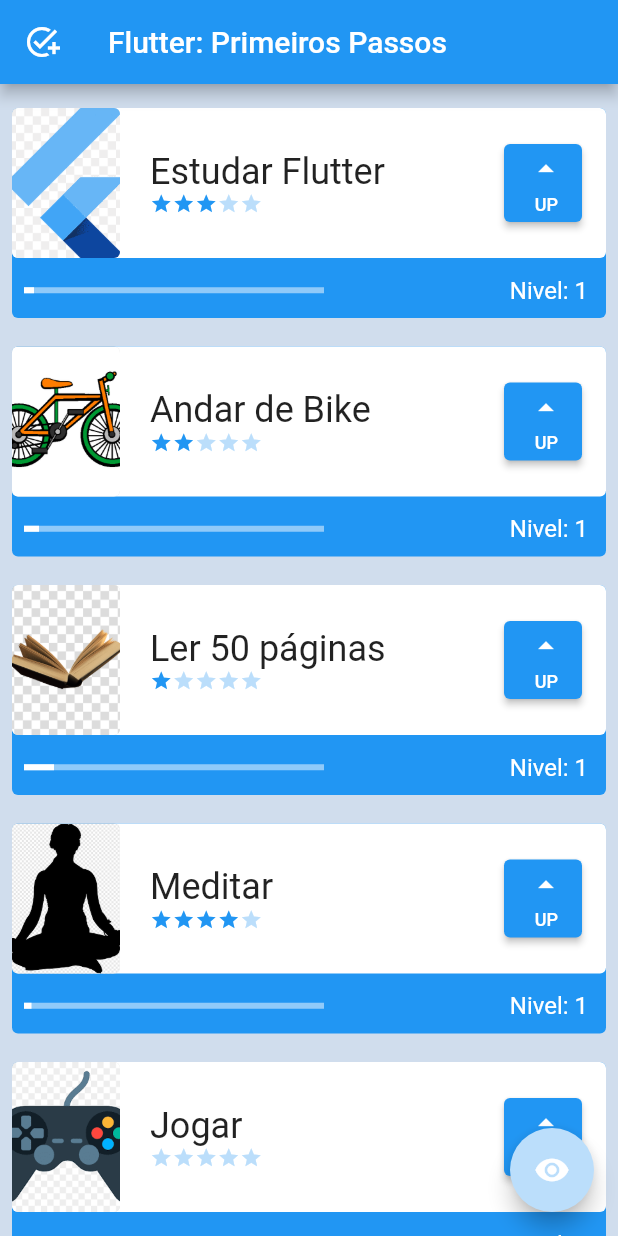
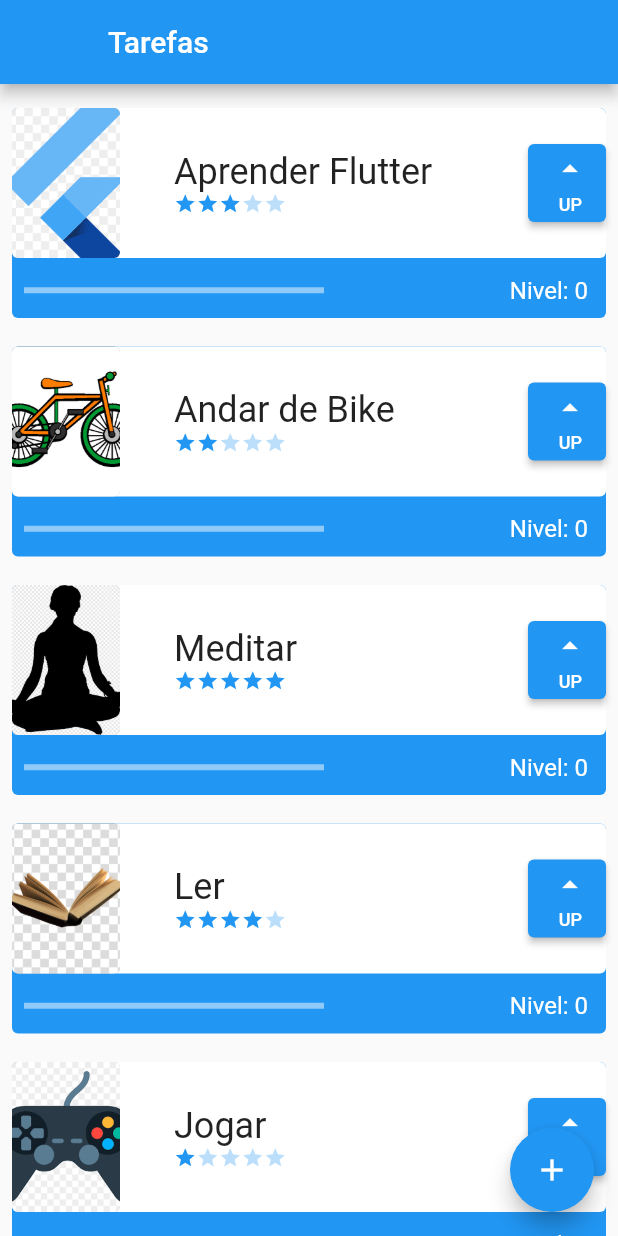
Before and after one commit to Falleiro/alura_flutter, a Flutter app: the screen it shows after launch, on a phone screen of 412 x 824 dp. Run offline on Flutter 3.47's test engine with Material 2 defaults, Android fonts, the phone set to English and light mode, and no system bars.

```diff
--- a/project/lib/components/difficulty.dart
+++ b/project/lib/components/difficulty.dart
@@ -2,32 +2,44 @@
 import 'package:flutter/material.dart';
 
 class Difficulty extends StatelessWidget {
-  final int dificulty;
 
-  const Difficulty(this.dificulty, {Key? key}) : super(key: key);
+  final int dificultyLevel;
+
+  const Difficulty({
+    required this.dificultyLevel,
+    Key? key,
+  }) : super(key: key);
 
   @override
   Widget build(BuildContext context) {
-    return Container(
-      child: Row(
+    return Row(
       children: [
-          Icon(Icons.star,
+        Icon(
+          Icons.star,
           size: 15,
-              color: (dificulty >= 1) ? Colors.blue : Colors.blue[100]),
-          Icon(Icons.star,
+          color: (dificultyLevel >= 1) ? Colors.blue : Colors.blue[100],
+        ),
+        Icon(
+          Icons.star,
           size: 15,
-              color: (dificulty >= 2) ? Colors.blue : Colors.blue[100]),
-          Icon(Icons.star,
+          color: (dificultyLevel >= 2) ? Colors.blue : Colors.blue[100],
+        ),
+        Icon(
+          Icons.star,
           size: 15,
-              color: (dificulty >= 3) ? Colors.blue : Colors.blue[100]),
-          Icon(Icons.star,
+          color: (dificultyLevel >= 3) ? Colors.blue : Colors.blue[100],
+        ),
+        Icon(
+          Icons.star,
           size: 15,
-              color: (dificulty >= 4) ? Colors.blue : Colors.blue[100]),
-          Icon(Icons.star,
+          color: (dificultyLevel >= 4) ? Colors.blue : Colors.blue[100],
+        ),
+        Icon(
+          Icons.star,
           size: 15,
-              color: (dificulty >= 5) ? Colors.blue : Colors.blue[100]),
+          color: (dificultyLevel >= 5) ? Colors.blue : Colors.blue[100],
+        ),
       ],
-      ),
     );
   }
 }
--- /dev/null
+++ b/project/lib/components/task.dart
@@ -0,0 +1,140 @@
+import 'package:flutter/material.dart';
+import 'package:project/components/difficulty.dart';
+
+class Task extends StatefulWidget {
+  final String nome;
+  final String foto;
+  final int dificuldade;
+
+  Task(this.nome, this.foto, this.dificuldade, {Key? key}) : super(key: key);
+
+  int nivel = 0;
+
+  @override
+  State<Task> createState() => _TaskState();
+}
+
+class _TaskState extends State<Task> {
+  bool assetOrNetwork() {
+    if (widget.foto.contains('http')) {
+      return false;
+    }
+    return true;
+  }
+
+  @override
+  Widget build(BuildContext context) {
+    return Padding(
+      padding: const EdgeInsets.all(8.0),
+      child: Stack(
+        children: [
+          Container(
+            decoration: BoxDecoration(
+                borderRadius: BorderRadius.circular(4), color: Colors.blue),
+            height: 140,
+          ),
+          Column(
+            children: [
+              Container(
+                decoration: BoxDecoration(
+                  borderRadius: BorderRadius.circular(4),
+                  color: Colors.white,
+                ),
+                height: 100,
+                child: Row(
+                  mainAxisAlignment: MainAxisAlignment.spaceBetween,
+                  children: [
+                    Container(
+                      decoration: BoxDecoration(
+                        borderRadius: BorderRadius.circular(4),
+                        color: Colors.black26,
+                      ),
+                      width: 72,
+                      height: 100,
+                      child: ClipRRect(
+                        borderRadius: BorderRadius.circular(4),
+                        child: assetOrNetwork()
+                            ? Image.asset(
+                                widget.foto,
+                                fit: BoxFit.cover,
+                              )
+                            : Image.network(
+                                widget.foto,
+                                fit: BoxFit.cover,
+                              ),
+                      ),
+                    ),
+                    Column(
+                      mainAxisAlignment: MainAxisAlignment.center,
+                      crossAxisAlignment: CrossAxisAlignment.start,
+                      children: [
+                        SizedBox(
+                            width: 200,
+                            child: Text(
+                              widget.nome,
+                              style: const TextStyle(
+                                fontSize: 24,
+                                overflow: TextOverflow.ellipsis,
+                              ),
+                            )),
+                        Difficulty(
+                          dificultyLevel: widget.dificuldade,
+                        ),
+                      ],
+                    ),
+                    SizedBox(
+                      height: 52,
+                      width: 52,
+                      child: ElevatedButton(
+                          onPressed: () {
+                            setState(() {
+                              widget.nivel++;
+                            });
+                            // print(nivel);
+                          },
+                          child: Column(
+                            mainAxisAlignment: MainAxisAlignment.spaceEvenly,
+                            crossAxisAlignment: CrossAxisAlignment.end,
+                            children: const [
+                              Icon(Icons.arrow_drop_up),
+                              Text(
+                                'UP',
+                                style: TextStyle(fontSize: 12),
+                              )
+                            ],
+                          )),
+                    )
+                  ],
+                ),
+              ),
+              Row(
+                mainAxisAlignment: MainAxisAlignment.spaceBetween,
+                children: [
+                  Padding(
+                    padding: const EdgeInsets.all(8),
+                    child: SizedBox(
+                      child: LinearProgressIndicator(
+                        color: Colors.white,
+                        value: (widget.dificuldade > 0)
+                            ? (widget.nivel / widget.dificuldade) / 10
+                            : 1,
+                      ),
+                      width: 200,
+                    ),
+                  ),
+                  Padding(
+                    padding: const EdgeInsets.all(12),
+                    child: Text(
+                      'Nivel: ${widget.nivel}',
+                      style: const TextStyle(color: Colors.white, fontSize: 16),
+                    ),
+                  )
+                ],
+              ),
+            ],
+          ),
+        ],
+      ),
+    );
+  }
+}
--- /dev/null
+++ b/project/lib/data/task_inherited.dart
@@ -0,0 +1,33 @@
+import 'package:flutter/material.dart';
+import 'package:project/components/task.dart';
+
+class TaskInherited extends InheritedWidget {
+  TaskInherited({
+    Key? key,
+    required Widget child,
+  }) : super(key: key, child: child);
+
+  final List<Task> taskList = [
+    Task('Aprender Flutter', 'assets/images/flutter.png', 3),
+    Task('Andar de Bike', 'assets/images/bike.png', 2),
+    Task('Meditar', 'assets/images/meditar.png', 5),
+    Task('Ler', 'assets/images/livro.png', 4),
+    Task('Jogar', 'assets/images/game.png', 1),
+  ];
+
+  void newTask(String name, String photo, int difficulty) {
+    taskList.add(Task(name, photo, difficulty));
+  }
+
+  static TaskInherited of(BuildContext context) {
+    final TaskInherited? result =
+        context.dependOnInheritedWidgetOfExactType<TaskInherited>();
+    assert(result != null, 'No TaskInherited found in context');
+    return result!;
+  }
+
+  @override
+  bool updateShouldNotify(TaskInherited oldWidget) {
+    return oldWidget.taskList.length != taskList.length;
+  }
+}
--- a/project/lib/main.dart
+++ b/project/lib/main.dart
@@ -1,28 +1,22 @@
-import 'package:project/screens/tela_inicial.dart';
 import 'package:flutter/material.dart';
+import 'package:project/data/task_inherited.dart';
+import 'package:project/screens/initial_screen.dart';
 
 void main() {
   runApp(const MyApp());
 }
 
-class MyApp extends StatefulWidget {
+class MyApp extends StatelessWidget {
   const MyApp({Key? key}) : super(key: key);
 
   @override
-  State<MyApp> createState() => _MyAppState();
-}
-
-class _MyAppState extends State<MyApp> {
-  // This widget is the root of your application.
-  @override
-  bool opacidade = true;
   Widget build(BuildContext context) {
     return MaterialApp(
       title: 'Flutter Demo',
       theme: ThemeData(
         primarySwatch: Colors.blue,
       ),
-      home: InitialScreen(),
+      home: TaskInherited(child: const InitialScreen()),
     );
   }
 }
--- /dev/null
+++ b/project/lib/screens/initial_screen.dart
@@ -0,0 +1,39 @@
+import 'package:flutter/material.dart';
+import 'package:project/data/task_inherited.dart';
+import 'package:project/screens/form_screen.dart';
+
+class InitialScreen extends StatefulWidget {
+  const InitialScreen({Key? key}) : super(key: key);
+
+  @override
+  State<InitialScreen> createState() => _InitialScreenState();
+}
+
+class _InitialScreenState extends State<InitialScreen> {
+  @override
+  Widget build(BuildContext context) {
+    return Scaffold(
+      appBar: AppBar(
+        leading: Container(),
+        title: const Text('Tarefas'),
+      ),
+      body: ListView(
+        children: TaskInherited.of(context).taskList,
+        padding: EdgeInsets.only(top: 8, bottom: 70),
+      ),
+      floatingActionButton: FloatingActionButton(
+        onPressed: () {
+          Navigator.push(
+            context,
+            MaterialPageRoute(
+              builder: (contextNew) => FormScreen(
+                taskContext: context,
+              ),
+            ),
+          );
+        },
+        child: const Icon(Icons.add),
+      ),
+    );
+  }
+}
--- a/project/lib/screens/tela_inicial.dart
+++ /dev/null
@@ -1,58 +0,0 @@
-import 'package:project/components/tasks.dart';
-import 'package:flutter/material.dart';
-
-class InitialScreen extends StatefulWidget {
-  const InitialScreen({Key? key}) : super(key: key);
-
-  @override
-  State<InitialScreen> createState() => _InitialScreenState();
-}
-
-class _InitialScreenState extends State<InitialScreen> {
-  @override
-  bool opacidade = true;
-
-  Widget build(BuildContext context) {
-    return Scaffold(
-      appBar: AppBar(
-        title: const Text('Flutter: Primeiros Passos'),
-        leading: Icon(Icons.add_task),
-      ),
-      body: AnimatedOpacity(
-        opacity: opacidade ? 1.0 : 0.0,
-        duration: const Duration(milliseconds: 500),
-        child: Container(
-          color: Color.fromARGB(255, 208, 221, 237),
-          child: ListView(
-            children: const [
-              Padding(
-                padding: EdgeInsets.only(top: 8),
-                child: Tasks('Estudar Flutter', 'assets/images/flutter.png', 3),
-              ),
-              Tasks('Andar de Bike', 'assets/images/bike.png', 2),
-              Tasks('Ler 50 páginas', 'assets/images/livro.png', 1),
-              Tasks('Meditar', 'assets/images/meditar.png', 4),
-              Tasks(
-                'Jogar',
-                'assets/images/game.png',
-                0,
-              ),
-              SizedBox(
-                height: 100,
-              ),
-            ],
-          ),
-        ),
-      ),
-      floatingActionButton: FloatingActionButton(
-        onPressed: () {
-          setState(() {
-            opacidade = !opacidade;
-          });
-        },
-        backgroundColor: Colors.blue[100],
-        child: const Icon(Icons.remove_red_eye),
-      ),
-    );
-  }
-}
```
Also changed, not shown: project/lib/components/tasks.dart (+22 -11 lines), project/lib/screens/form_screen.dart (added, +166 -0 lines), project/lib/screens/minha_primeira_tela.dart (added, +88 -0 lines), project/assets/images/nophoto.png (added). Lines whose indentation alone changed are shown as unchanged.
